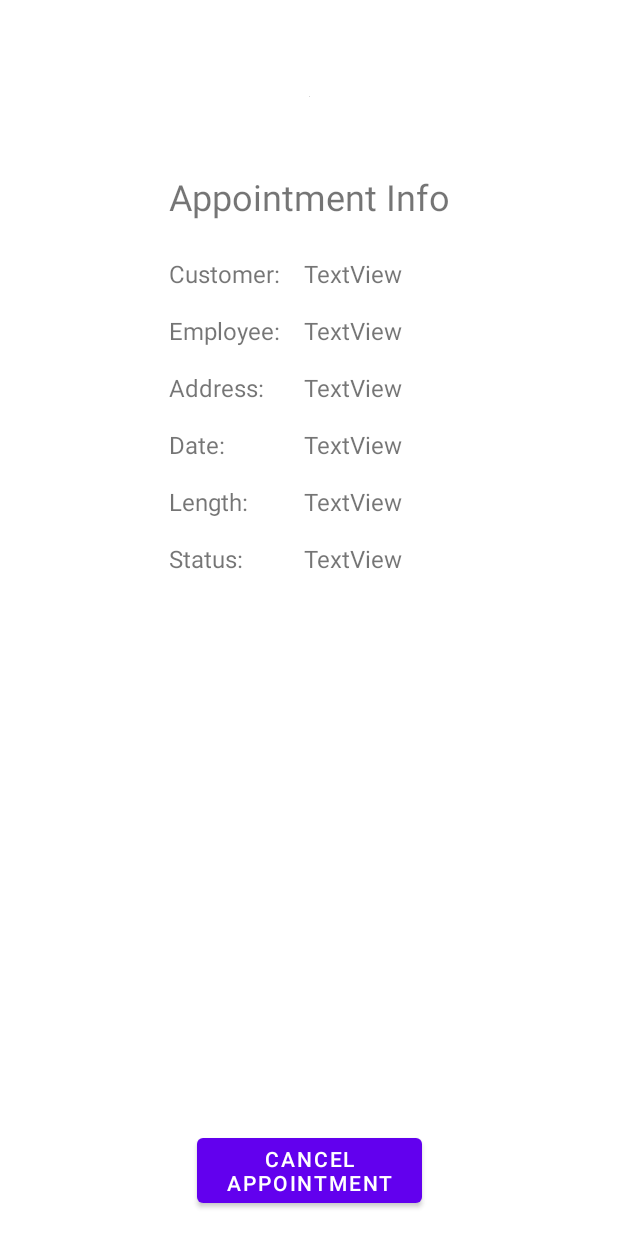
After one commit to Yonfroy/ManagementApp1, an Android app: the layout activity_appointment_info.xml on its own in the app's theme, with its tools: preview values and no code run, on a phone screen of 412 x 824 dp. The commit adds this screen. Run offline under Robolectric (Android 15) with nearby library versions, the phone set to English and light mode, and no system bars.

Commit message:
- AppointmentInfoActivity Created - On appointment click appointment activity loads customer-side data from db - Cancel appointment now possible

```diff
--- a/app/build.gradle
+++ b/app/build.gradle
@@ -36,6 +36,7 @@ dependencies {
     implementation 'com.google.firebase:firebase-auth:21.0.1'
     implementation 'androidx.appcompat:appcompat:1.2.0'
     implementation 'com.google.firebase:firebase-storage:20.0.0'
+    implementation 'org.jetbrains:annotations:15.0'
     testImplementation 'junit:junit:4.13.2'
     androidTestImplementation 'androidx.test.ext:junit:1.1.2'
     androidTestImplementation 'androidx.test.espresso:espresso-core:3.3.0'
--- a/app/src/main/AndroidManifest.xml
+++ b/app/src/main/AndroidManifest.xml
@@ -11,7 +11,8 @@
         android:roundIcon="@mipmap/ic_launcher_round"
         android:supportsRtl="true"
         android:theme="@style/Theme.FinalProject">
-        <activity android:name=".ScheduleAppointmentActivity"></activity>
+        <activity android:name=".AppointmentInfoActivity"></activity>
+        <activity android:name=".ScheduleAppointmentActivity" />
         <activity android:name=".EditProfileActivity" />
         <activity android:name=".ProfileActivity" />
         <activity android:name=".LandingActivity" />
--- a/app/src/main/java/com/example/finalproject/LandingActivity.java
+++ b/app/src/main/java/com/example/finalproject/LandingActivity.java
@@ -53,8 +53,9 @@ public class LandingActivity extends AppCompatActivity {
         List<String> addresses = new ArrayList<String>();
         List<String> dates = new ArrayList<String>();
         List<String> durations = new ArrayList<String>();
+        List<String> appointmentID = new ArrayList<String>();
 
-        AppointmentListAdapter adapter = new AppointmentListAdapter(this, addresses, dates, durations);
+        AppointmentListAdapter adapter = new AppointmentListAdapter(this, addresses, dates, durations, appointmentID);
         appList=(ListView)findViewById(R.id.appointmentList);
         appList.setAdapter(adapter);
 
@@ -63,7 +64,6 @@ public class LandingActivity extends AppCompatActivity {
             public void onComplete(@NonNull Task<QuerySnapshot> task) {
                 if(task.isSuccessful()){
                     for(QueryDocumentSnapshot document : task.getResult()){
-                        System.out.println(document.getId() + " => " + document.getData());
                         //Get address, dates and duration from document
                         Map<String, Object> data = document.getData();
 
@@ -79,6 +79,7 @@ public class LandingActivity extends AppCompatActivity {
                         addresses.add(data.get("address").toString());
                         dates.add(datetime.toDate().toLocaleString());
                         durations.add(durationText);
+                        appointmentID.add(document.getId());
 
                         adapter.notifyDataSetChanged();
                     }
--- a/app/src/main/java/com/example/finalproject/ScheduleAppointmentActivity.java
+++ b/app/src/main/java/com/example/finalproject/ScheduleAppointmentActivity.java
@@ -6,6 +6,7 @@ import androidx.appcompat.app.AppCompatActivity;
 
 import android.app.DatePickerDialog;
 import android.app.TimePickerDialog;
+import android.content.Intent;
 import android.os.Bundle;
 import android.text.InputType;
 import android.util.Log;
@@ -93,6 +94,7 @@ public class ScheduleAppointmentActivity extends AppCompatActivity implements Ad
                 if(validateData()){
                     setAppointment();
                     Toast.makeText(ScheduleAppointmentActivity.this, "Appointment booked.", Toast.LENGTH_LONG).show();
+                    startActivity(new Intent(getApplicationContext(), LandingActivity.class));
                 }
             }
         });
--- /dev/null
+++ b/app/src/main/res/layout/activity_appointment_info.xml
@@ -0,0 +1,161 @@
+<?xml version="1.0" encoding="utf-8"?>
+<androidx.constraintlayout.widget.ConstraintLayout xmlns:android="http://schemas.android.com/apk/res/android"
+    xmlns:app="http://schemas.android.com/apk/res-auto"
+    xmlns:tools="http://schemas.android.com/tools"
+    android:layout_width="match_parent"
+    android:layout_height="match_parent"
+    tools:context=".AppointmentInfoActivity">
+
+    <ImageView
+        android:id="@+id/imageView3"
+        android:layout_width="wrap_content"
+        android:layout_height="wrap_content"
+        android:layout_marginTop="64dp"
+        app:layout_constraintEnd_toEndOf="parent"
+        app:layout_constraintStart_toStartOf="parent"
+        app:layout_constraintTop_toTopOf="parent"
+        tools:srcCompat="@tools:sample/avatars" />
+
+    <TextView
+        android:id="@+id/textView"
+        android:layout_width="wrap_content"
+        android:layout_height="wrap_content"
+        android:layout_marginTop="50dp"
+        android:text="@string/appInfo"
+        android:textSize="24sp"
+        app:layout_constraintEnd_toEndOf="parent"
+        app:layout_constraintStart_toStartOf="parent"
+        app:layout_constraintTop_toBottomOf="@+id/imageView3" />
+
+    <TextView
+        android:id="@+id/cusNameAppInfo"
+        android:layout_width="wrap_content"
+        android:layout_height="wrap_content"
+        android:layout_marginTop="24dp"
+        android:text="@string/customerName"
+        android:textSize="16sp"
+        app:layout_constraintStart_toStartOf="@+id/textView"
+        app:layout_constraintTop_toBottomOf="@+id/textView" />
+
+    <TextView
+        android:id="@+id/empNameAppInfo"
+        android:layout_width="wrap_content"
+        android:layout_height="wrap_content"
+        android:layout_marginTop="16dp"
+        android:text="@string/employeeName"
+        android:textSize="16sp"
+        app:layout_constraintStart_toStartOf="@+id/cusNameAppInfo"
+        app:layout_constraintTop_toBottomOf="@+id/cusNameAppInfo" />
+
+    <TextView
+        android:id="@+id/addressAppInfo"
+        android:layout_width="wrap_content"
+        android:layout_height="wrap_content"
+        android:layout_marginTop="16dp"
+        android:text="@string/address"
+        android:textSize="16sp"
+        app:layout_constraintStart_toStartOf="@+id/empNameAppInfo"
+        app:layout_constraintTop_toBottomOf="@+id/empNameAppInfo" />
+
+    <TextView
+        android:id="@+id/dateAppInfo"
+        android:layout_width="wrap_content"
+        android:layout_height="wrap_content"
+        android:layout_marginTop="16dp"
+        android:text="@string/date"
+        android:textSize="16sp"
+        app:layout_constraintStart_toStartOf="@+id/addressAppInfo"
+        app:layout_constraintTop_toBottomOf="@+id/addressAppInfo" />
+
+    <TextView
+        android:id="@+id/lengthAppInfo"
+        android:layout_width="wrap_content"
+        android:layout_height="wrap_content"
+        android:layout_marginTop="16dp"
+        android:text="@string/length"
+        android:textSize="16sp"
+        app:layout_constraintStart_toStartOf="@+id/dateAppInfo"
+        app:layout_constraintTop_toBottomOf="@+id/dateAppInfo" />
+
+    <TextView
+        android:id="@+id/statusAppInfo"
+        android:layout_width="wrap_content"
+        android:layout_height="wrap_content"
+        android:layout_marginTop="16dp"
+        android:text="@string/Status"
+        android:textSize="16sp"
+        app:layout_constraintStart_toStartOf="@+id/lengthAppInfo"
+        app:layout_constraintTop_toBottomOf="@+id/lengthAppInfo" />
+
+    <Button
+        android:id="@+id/cancelAppointmentBtn"
+        android:layout_width="150dp"
+        android:layout_height="55dp"
+        android:layout_marginBottom="16dp"
+        android:text="@string/Cancel"
+        app:layout_constraintBottom_toBottomOf="parent"
+        app:layout_constraintEnd_toEndOf="parent"
+        app:layout_constraintStart_toStartOf="parent" />
+
+    <TextView
+        android:id="@+id/appCusfName"
+        android:layout_width="wrap_content"
+        android:layout_height="wrap_content"
+        android:layout_marginStart="16dp"
+        android:layout_marginLeft="16dp"
+        android:text="TextView"
+        android:textSize="16sp"
+        app:layout_constraintStart_toEndOf="@+id/cusNameAppInfo"
+        app:layout_constraintTop_toTopOf="@+id/cusNameAppInfo" />
+
+    <TextView
+        android:id="@+id/appEmp"
+        android:layout_width="wrap_content"
+        android:layout_height="wrap_content"
+        android:layout_marginTop="16dp"
+        android:text="TextView"
+        android:textSize="16sp"
+        app:layout_constraintStart_toStartOf="@+id/appCusfName"
+        app:layout_constraintTop_toBottomOf="@+id/appCusfName" />
+
+    <TextView
+        android:id="@+id/appAddress"
+        android:layout_width="wrap_content"
+        android:layout_height="wrap_content"
+        android:layout_marginTop="16dp"
+        android:text="TextView"
+        android:textSize="16sp"
+        app:layout_constraintStart_toStartOf="@+id/appEmp"
+        app:layout_constraintTop_toBottomOf="@+id/appEmp" />
+
+    <TextView
+        android:id="@+id/appDate"
+        android:layout_width="wrap_content"
+        android:layout_height="wrap_content"
+        android:layout_marginTop="16dp"
+        android:text="TextView"
+        android:textSize="16sp"
+        app:layout_constraintStart_toStartOf="@+id/appAddress"
+        app:layout_constraintTop_toBottomOf="@+id/appAddress" />
+
+    <TextView
+        android:id="@+id/appLength"
+        android:layout_width="wrap_content"
+        android:layout_height="wrap_content"
+        android:layout_marginTop="16dp"
+        android:text="TextView"
+        android:textSize="16sp"
+        app:layout_constraintStart_toStartOf="@+id/appDate"
+        app:layout_constraintTop_toBottomOf="@+id/appDate" />
+
+    <TextView
+        android:id="@+id/appStatus"
+        android:layout_width="wrap_content"
+        android:layout_height="wrap_content"
+        android:layout_marginTop="16dp"
+        android:text="TextView"
+        android:textSize="16sp"
+        app:layout_constraintStart_toStartOf="@+id/appLength"
+        app:layout_constraintTop_toBottomOf="@+id/appLength" />
+
+</androidx.constraintlayout.widget.ConstraintLayout>
--- a/app/src/main/res/values/strings.xml
+++ b/app/src/main/res/values/strings.xml
@@ -55,6 +55,16 @@
     <string name="editConfirm">Confirm</string>
     <string name="editReturn">Return</string>
 
+    <!--Appointment Info Strings-->
+    <string name="appInfo">Appointment Info</string>
+    <string name="customerName">Customer:</string>
+    <string name="employeeName">Employee:</string>
+    <string name="address">Address:</string>
+    <string name="date">Date:</string>
+    <string name="length">Length:</string>
+    <string name="Status">Status:</string>
+    <string name="Cancel">Cancel Appointment</string>
+
     <integer-array name="hours">
         <item>1</item>
         <item>2</item>
```
Also changed, not shown: app/src/main/java/com/example/finalproject/AppointmentInfoActivity.java (added, +127 -0 lines), app/src/main/java/com/example/finalproject/AppointmentListAdapter.java (+12 -1 lines).
